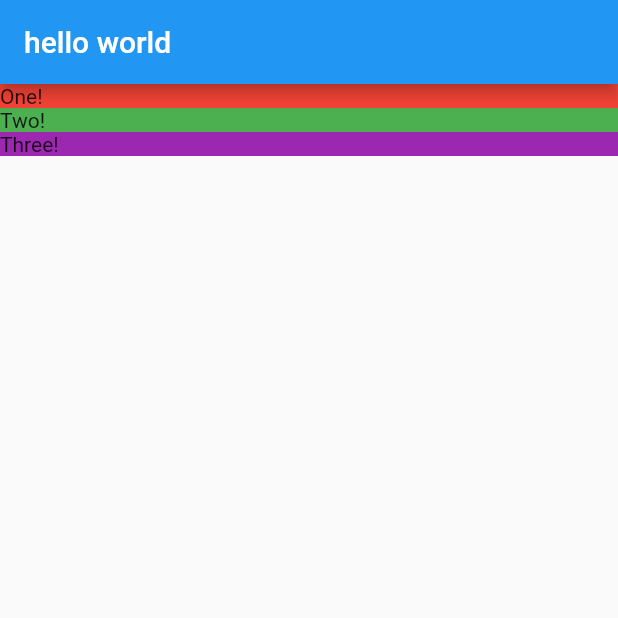
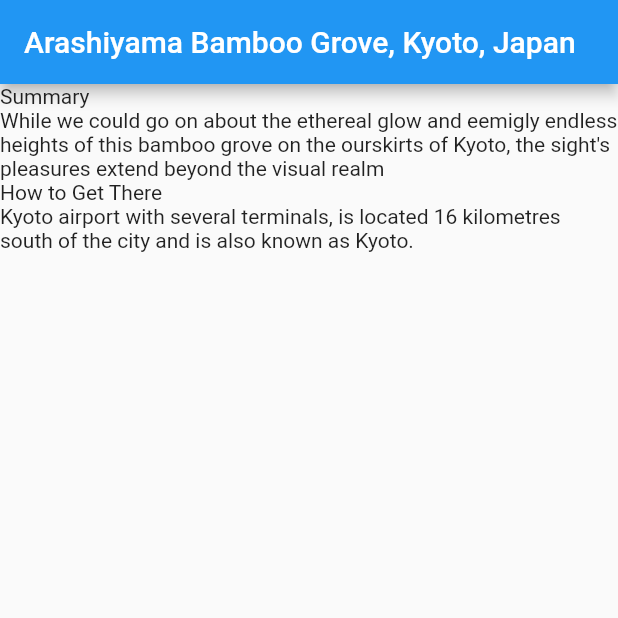
Before and after one commit to jinheehanaaa/Blog-and-JSON-with-Web-Service, a Flutter app: the screen it shows after launch, on a phone screen of 412 x 824 dp, the top half of it. Run offline on Flutter 3.47's test engine with Material 2 defaults, Android fonts, the phone set to English and light mode, and no system bars.

Commit message:
004 - Organizing Data with Models

```diff
--- a/lib/location_detail.dart
+++ b/lib/location_detail.dart
@@ -1,27 +1,37 @@
 import 'package:flutter/material.dart';
+import 'models/location.dart';
 
 class LocationDetail extends StatelessWidget {
+  final Location location;
+
+  LocationDetail(this.location);
+
   @override
   Widget build(BuildContext context) {
     return Scaffold(
-        appBar: AppBar(title: Text('hello world')),
+        appBar: AppBar(title: Text(location.name)),
         body: Column(
           mainAxisAlignment: MainAxisAlignment.start,
           crossAxisAlignment: CrossAxisAlignment.stretch,
-          children: [
-            _section("One!", Colors.red),
-            _section("Two!", Colors.green),
-            _section("Three!", Colors.purple),
-          ],
+          children: _renderFacts(location),
         ));
   }
 
-  Widget _section(String title, Color color) {
-    return Container(
-      decoration: BoxDecoration(
-        color: color,
-      ),
-      child: Text(title),
-    );
+  List<Widget> _renderFacts(Location location) {
+    var result = <Widget>[];
+    for (int i = 0; i < location.facts.length; i++) {
+      result.add(_sectionTitle(location.facts[i].title));
+      result.add(_sectionText(location.facts[i].text));
+    }
+
+    return result;
+  }
+
+  Widget _sectionTitle(String text) {
+    return Text(text);
+  }
+
+  Widget _sectionText(String text) {
+    return Text(text);
   }
 }
--- a/lib/main.dart
+++ b/lib/main.dart
@@ -1,7 +1,13 @@
 import 'package:flutter/material.dart';
 
 import 'location_detail.dart';
+import 'mocks/mock_location.dart';
+import 'models/location.dart';
 
 void main() {
-  return runApp(MaterialApp(home: LocationDetail()));
+  final Location mockLocation = MockLocation.FetchAny();
+  return runApp(MaterialApp(
+      home: LocationDetail(
+    mockLocation,
+  )));
 }
--- /dev/null
+++ b/lib/mocks/mock_location.dart
@@ -0,0 +1,22 @@
+import '../models/location.dart';
+import '../models/location_fact.dart';
+
+class MockLocation extends Location {
+  MockLocation({required super.name, required super.url, required super.facts});
+
+  static Location FetchAny() {
+    return Location(
+        name: 'Arashiyama Bamboo Grove, Kyoto, Japan',
+        url: 'https://google.com',
+        facts: <LocationFact>[
+          LocationFact(
+              title: 'Summary',
+              text:
+                  'While we could go on about the ethereal glow and eemigly endless heights of this bamboo grove on the ourskirts of Kyoto, the sight\'s pleasures extend beyond the visual realm'),
+          LocationFact(
+              title: 'How to Get There',
+              text:
+                  'Kyoto airport with several terminals, is located 16 kilometres south of the city and is also known as Kyoto.')
+        ]);
+  }
+}
--- /dev/null
+++ b/lib/models/location.dart
@@ -0,0 +1,8 @@
+import './location_fact.dart';
+
+class Location {
+  final String name;
+  final String url;
+  final List<LocationFact> facts;
+  Location({required this.name, required this.url, required this.facts});
+}
--- /dev/null
+++ b/lib/models/location_fact.dart
@@ -0,0 +1,5 @@
+class LocationFact {
+  final String title;
+  final String text;
+  LocationFact({required this.title, required this.text});
+}
```
